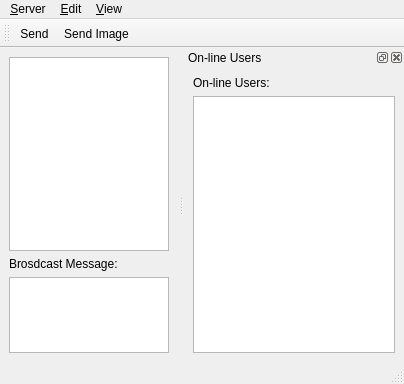
Old version of the form mainwindow.ui in the repository fromWannaCry/sshout-qt-client-code.
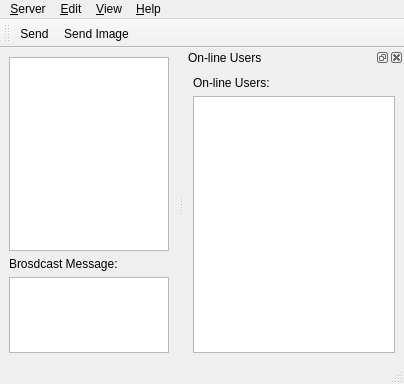
New version of the form.

Commit message: Make sure the corsor is always at end when printing message into chat area; add Help menu and about dialog

Diff of the .ui file:
```diff
--- a/mainwindow.ui
+++ b/mainwindow.ui
@@ -73,15 +73,23 @@
     <addaction name="action_use_html_for_sending_messages"/>
     <addaction name="action_settings"/>
    </widget>
-   <widget class="QMenu" name="menu_View">
+   <widget class="QMenu" name="menu_view">
     <property name="title">
      <string>&amp;View</string>
     </property>
     <addaction name="action_show_online_users"/>
    </widget>
+   <widget class="QMenu" name="menu_help">
+    <property name="title">
+     <string>&amp;Help</string>
+    </property>
+    <addaction name="action_project_page"/>
+    <addaction name="action_about"/>
+   </widget>
    <addaction name="menu_server"/>
    <addaction name="menu_edit"/>
-   <addaction name="menu_View"/>
+   <addaction name="menu_view"/>
+   <addaction name="menu_help"/>
   </widget>
   <widget class="QStatusBar" name="statusbar"/>
   <widget class="QDockWidget" name="dockWidget_online_list">
```
Left out of the diff: 51 changed lines with no effect on the pictures. The commit also changes 4 other files.
